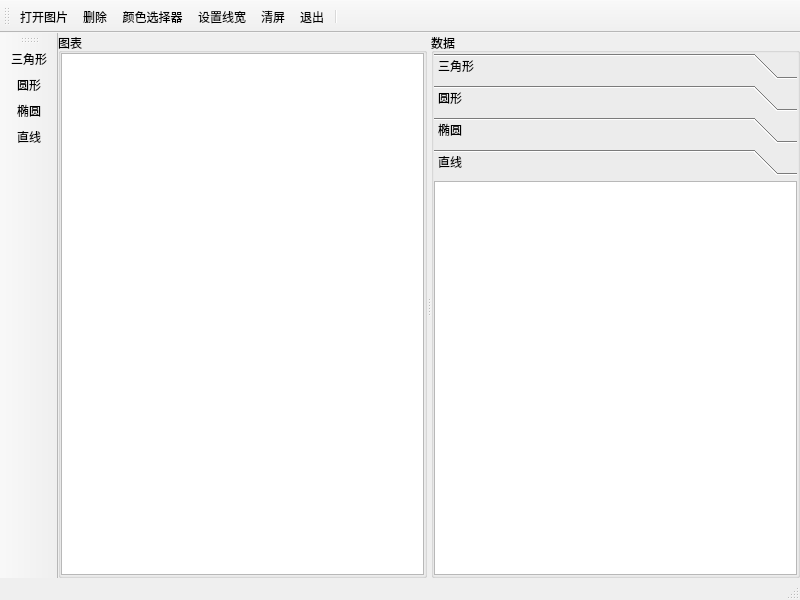
First picture: the form in mainwindow.ui, repository senliontec/picshow, before the edit.
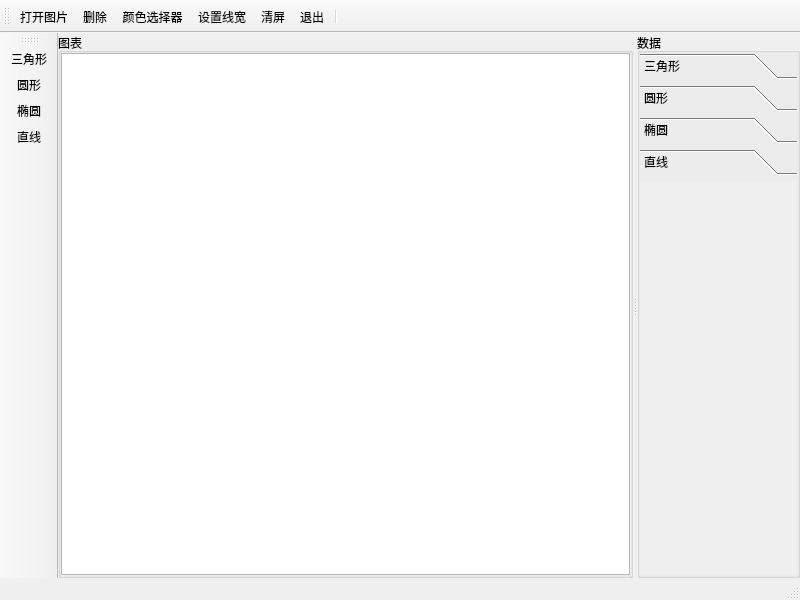
Second picture: the form after the edit. The open tabs and pages were chosen to show the change. Icons and pictures are not drawn.

What changed in the file:
```diff
--- a/mainwindow.ui
+++ b/mainwindow.ui
@@ -218,9 +218,6 @@
             <property name="bottomMargin">
              <number>0</number>
             </property>
-            <item>
-             <widget class="QTableWidget" name="LinetableWidget"/>
-            </item>
            </layout>
           </widget>
          </widget>
```
Left out of the diff: 19 changed lines with no effect on the pictures.
